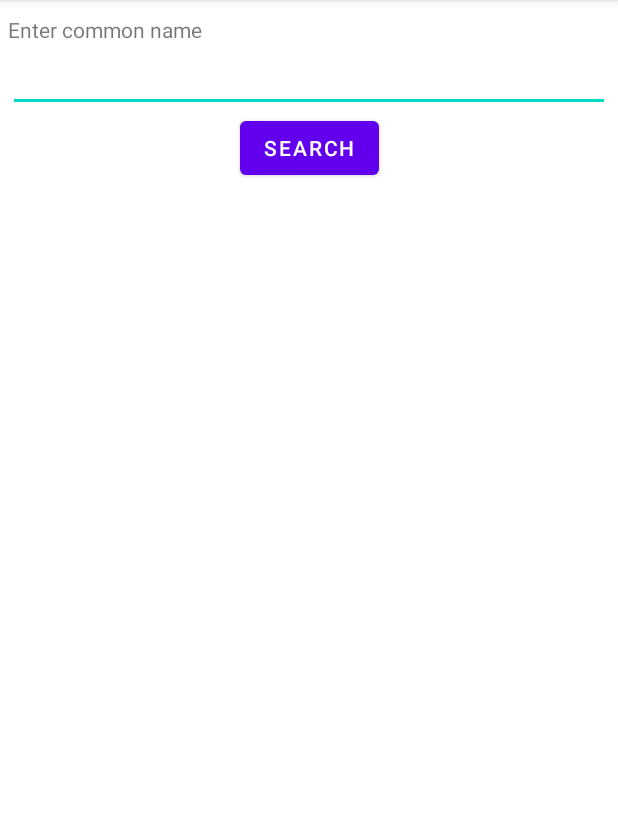
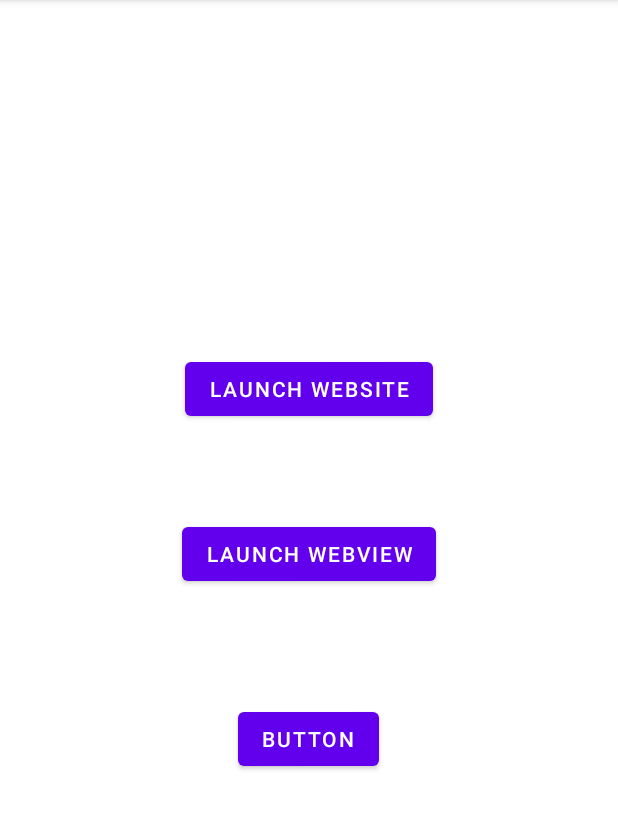
Before and after one commit to tlam89/ArganicMolecule, an Android app: the ChemAPI_Activity screen opened directly, with no data from a screen before it, on a phone screen of 412 x 824 dp, the part 84-914 px from its top. Run offline under Robolectric (Android 15) with nearby library versions, the phone set to English and light mode, and no system bars.

Commit message:
adding buttons to the chemAPI_activity

```diff
--- a/app/src/main/res/layout/activity_main.xml
+++ b/app/src/main/res/layout/activity_main.xml
@@ -24,11 +24,11 @@
 
     <Button
         android:id="@+id/PubChem_button"
-        android:layout_width="110dp"
-        android:layout_height="wrap_content"
+        android:layout_width="201dp"
+        android:layout_height="59dp"
         android:layout_weight="1"
         android:paddingHorizontal="5dp"
-        android:text="@string/pubchem"
+        android:text="@string/A7"
         app:layout_constraintBottom_toBottomOf="parent"
         app:layout_constraintEnd_toEndOf="parent"
         app:layout_constraintHorizontal_bias="0.498"
--- a/app/src/main/res/layout/chem_api.xml
+++ b/app/src/main/res/layout/chem_api.xml
@@ -1,44 +1,42 @@
 <?xml version="1.0" encoding="utf-8"?>
 <androidx.constraintlayout.widget.ConstraintLayout xmlns:android="http://schemas.android.com/apk/res/android"
     xmlns:app="http://schemas.android.com/apk/res-auto"
+    xmlns:tools="http://schemas.android.com/tools"
     android:layout_width="match_parent"
     android:layout_height="match_parent">
 
-    <LinearLayout
-        android:id="@+id/linearLayout"
-        android:layout_width="0dp"
+    <Button
+        android:id="@+id/website_button"
+        android:layout_width="wrap_content"
         android:layout_height="wrap_content"
-        android:layout_marginStart="5dp"
-        android:layout_marginTop="10dp"
-        android:layout_marginEnd="5dp"
-        android:orientation="vertical"
+        android:text="@string/launch_website"
+        app:layout_constraintBottom_toBottomOf="parent"
+        app:layout_constraintEnd_toEndOf="parent"
+        app:layout_constraintHorizontal_bias="0.499"
+        app:layout_constraintStart_toStartOf="parent"
+        app:layout_constraintTop_toTopOf="parent"
+        app:layout_constraintVertical_bias="0.327" />
+
+    <Button
+        android:id="@+id/webview_button"
+        android:layout_width="wrap_content"
+        android:layout_height="wrap_content"
+        android:text="@string/launch_webview"
+        app:layout_constraintBottom_toTopOf="@+id/button3"
         app:layout_constraintEnd_toEndOf="parent"
         app:layout_constraintStart_toStartOf="parent"
-        app:layout_constraintTop_toTopOf="parent">
-
-        <TextView
-            android:id="@+id/textView"
-            android:layout_width="match_parent"
-            android:layout_height="0dp"
-            android:layout_weight="1"
-            android:text="@string/enter_common_name" />
-
-        <EditText
-            android:id="@+id/editView"
-            android:layout_width="match_parent"
-            android:layout_height="wrap_content"
-            android:autofillHints="Tyrosine"
-            android:inputType="text"/>
-
-    </LinearLayout>
+        app:layout_constraintTop_toBottomOf="@+id/website_button"
+        app:layout_constraintVertical_bias="0.451" />
 
     <Button
-        android:id="@+id/search_Button"
+        android:id="@+id/button3"
         android:layout_width="wrap_content"
         android:layout_height="wrap_content"
-        android:text="@string/search"
+        android:text="Button"
+        app:layout_constraintBottom_toBottomOf="parent"
         app:layout_constraintEnd_toEndOf="parent"
+        app:layout_constraintHorizontal_bias="0.498"
         app:layout_constraintStart_toStartOf="parent"
-        app:layout_constraintTop_toBottomOf="@+id/linearLayout" />
-
+        app:layout_constraintTop_toTopOf="parent"
+        app:layout_constraintVertical_bias="0.651" />
 </androidx.constraintlayout.widget.ConstraintLayout>
--- a/app/src/main/res/values/strings.xml
+++ b/app/src/main/res/values/strings.xml
@@ -1,11 +1,14 @@
 <resources>
     <string name="app_name">ArganicMolecule2</string>
     <string name="task1">task1</string>
-    <string name="pubchem">PubChem</string>
+    <string name="A7">A7: PBD Web Service</string>
     <string name="database">Database</string>
     <string name="ar">AR</string>
     <string name="search">Search</string>
     <string name="enter_common_name">Enter common name</string>
     <string name="arganic_molecule">ARganic Molecule</string>
     <string name="team_name">Team Name:</string>
+    <string name="launch_website">Launch Website</string>
+    <string name="launch_webview">Launch Webview</string>
+    <string name="button3">Team Name:</string>
 </resources>
```
Also changed, not shown: app/src/main/AndroidManifest.xml (+21 -0 lines), app/src/main/java/com/examples/arganicmolecule2/PBD_Date_Activity.java (added, +14 -0 lines), app/src/main/java/com/examples/arganicmolecule2/PBD_WebService_Activity.java (added, +14 -0 lines), app/src/main/java/com/examples/arganicmolecule2/PBD_Website_Activity.java (added, +14 -0 lines), app/src/main/res/layout/activity_pbd_date.xml (added, +9 -0 lines), app/src/main/res/layout/activity_pbd_web_service.xml (added, +9 -0 lines), app/src/main/res/layout/activity_pbd_website.xml (added, +9 -0 lines).
